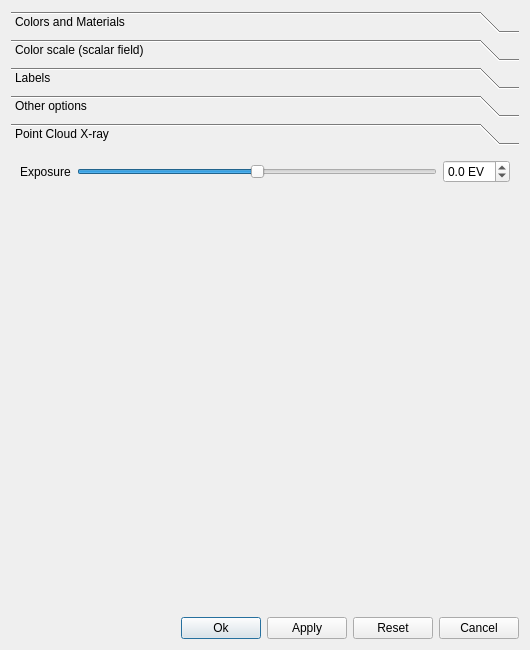
The window that libs/CCAppCommon/ui/displaySettingsDlg.ui (CloudCompare/CloudCompare) describes before a commit, drawn with Qt 5.
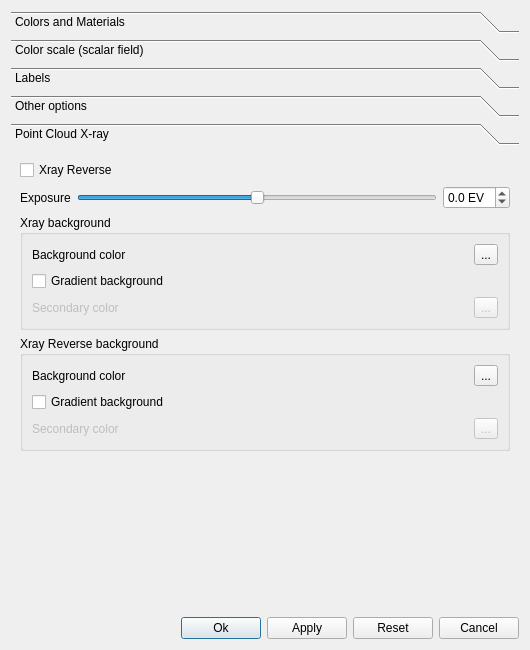
The same window after the commit. The open tabs and pages were chosen to show the change. Icons and pictures are not drawn.

Commit message: Add X-ray Reverse and independent background settings

Diff of the .ui file:
```diff
--- a/libs/CCAppCommon/ui/displaySettingsDlg.ui
+++ b/libs/CCAppCommon/ui/displaySettingsDlg.ui
@@ -1012,6 +1012,11 @@
      <widget class="QWidget" name="pageXRay">
       <attribute name="label"><string>Point Cloud X-ray</string></attribute>
       <layout class="QVBoxLayout" name="xRayLayout">
+       <item>
+        <widget class="QCheckBox" name="xRayReverseCheckBox">
+         <property name="text"><string>Xray Reverse</string></property>
+        </widget>
+       </item>
        <item>
         <layout class="QHBoxLayout" name="xRayExposureLayout">
          <item><widget class="QLabel" name="xRayExposureLabel"><property name="text"><string>Exposure</string></property></widget></item>
@@ -1034,6 +1039,50 @@
          </item>
         </layout>
        </item>
+       <item>
+        <widget class="QGroupBox" name="xRayBackgroundGroup">
+         <property name="title"><string>Xray background</string></property>
+         <layout class="QGridLayout" name="xRayBackgroundLayout">
+          <item row="0" column="0">
+           <widget class="QLabel" name="xRayColorLabel"><property name="text"><string>Background color</string></property></widget>
+          </item>
+          <item row="0" column="1">
+           <widget class="QToolButton" name="xRayColorButton"><property name="text"><string>...</string></property></widget>
+          </item>
+          <item row="1" column="0" colspan="2">
+           <widget class="QCheckBox" name="xRayGradientCheckBox"><property name="text"><string>Gradient background</string></property></widget>
+          </item>
+          <item row="2" column="0">
+           <widget class="QLabel" name="xRaySecondColorLabel"><property name="text"><string>Secondary color</string></property><property name="enabled"><bool>false</bool></property></widget>
+          </item>
+          <item row="2" column="1">
+           <widget class="QToolButton" name="xRaySecondColorButton"><property name="text"><string>...</string></property><property name="enabled"><bool>false</bool></property></widget>
+          </item>
+         </layout>
+        </widget>
+       </item>
+       <item>
+        <widget class="QGroupBox" name="xRayReverseBackgroundGroup">
+         <property name="title"><string>Xray Reverse background</string></property>
+         <layout class="QGridLayout" name="xRayReverseBackgroundLayout">
+          <item row="0" column="0">
+           <widget class="QLabel" name="xRayReverseColorLabel"><property name="text"><string>Background color</string></property></widget>
+          </item>
+          <item row="0" column="1">
+           <widget class="QToolButton" name="xRayReverseColorButton"><property name="text"><string>...</string></property></widget>
+          </item>
+          <item row="1" column="0" colspan="2">
+           <widget class="QCheckBox" name="xRayReverseGradientCheckBox"><property name="text"><string>Gradient background</string></property></widget>
+          </item>
+          <item row="2" column="0">
+           <widget class="QLabel" name="xRayReverseSecondColorLabel"><property name="text"><string>Secondary color</string></property><property name="enabled"><bool>false</bool></property></widget>
+          </item>
+          <item row="2" column="1">
+           <widget class="QToolButton" name="xRayReverseSecondColorButton"><property name="text"><string>...</string></property><property name="enabled"><bool>false</bool></property></widget>
+          </item>
+         </layout>
+        </widget>
+       </item>
        <item>
         <spacer name="xRaySpacer">
          <property name="orientation"><enum>Qt::Orientation::Vertical</enum></property>
```
The commit also changes 13 other files.
